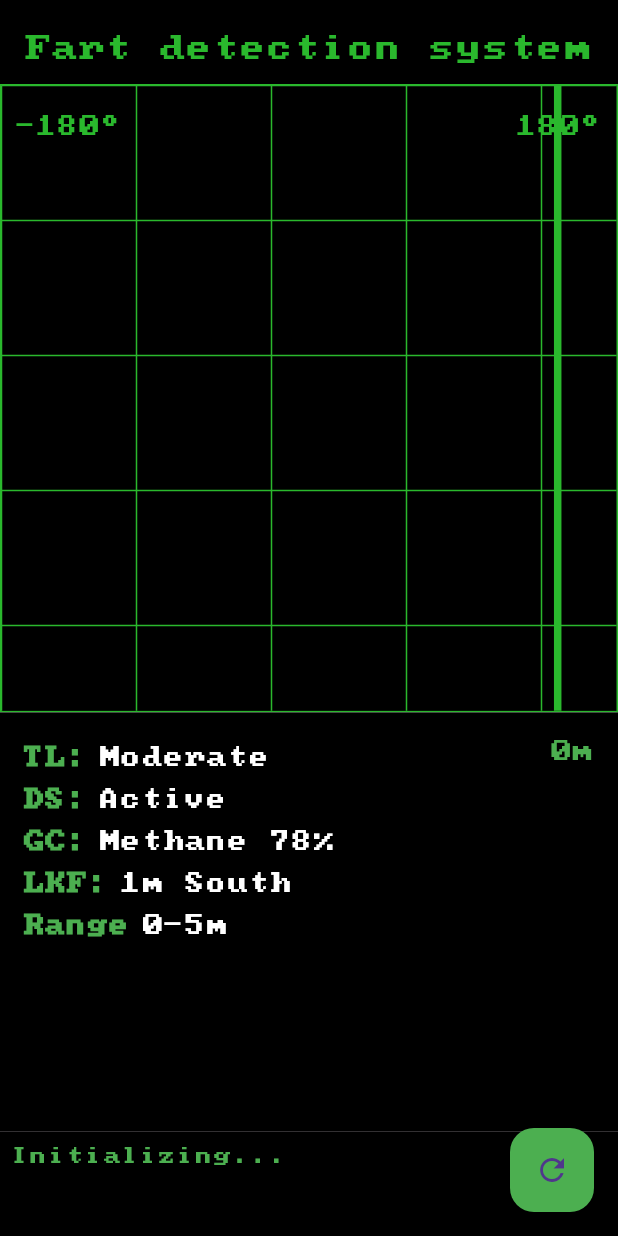
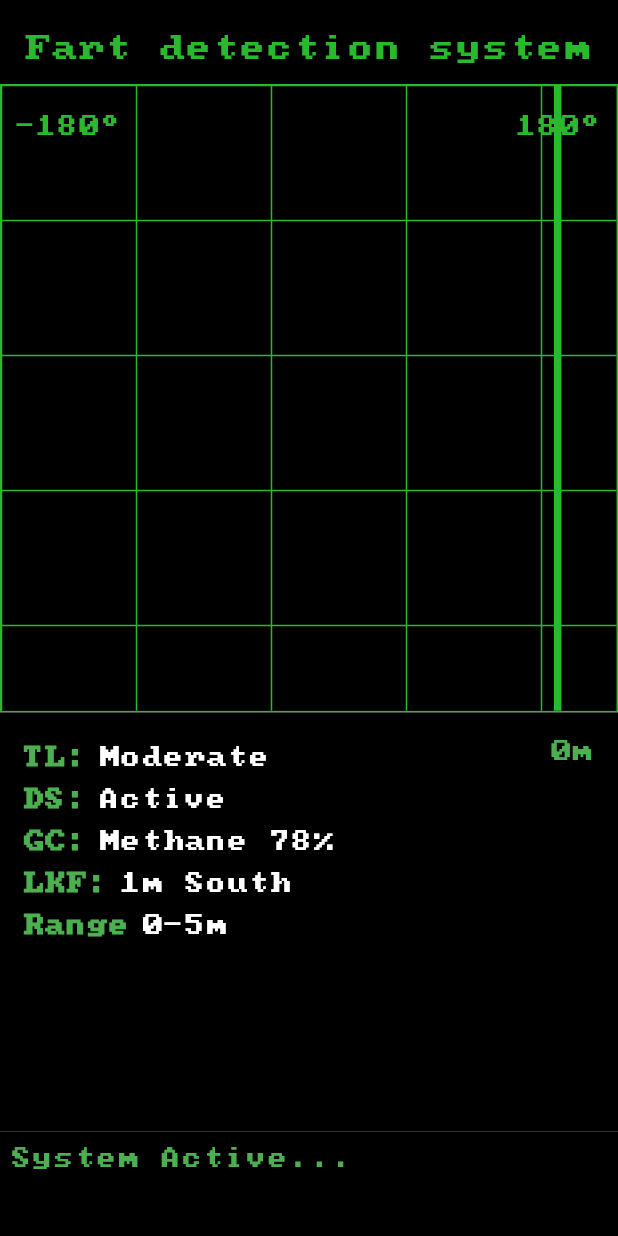
Before and after one commit to aomazic/fart_detector, a Flutter app: the screen it shows after launch, on a phone screen of 412 x 824 dp. Run offline on Flutter 3.47's test engine with Material 3 defaults, Android fonts, the light colour scheme and no system bars.

Commit message:
Made console messages string and not list

```diff
--- a/lib/pages/home.dart
+++ b/lib/pages/home.dart
@@ -25,7 +25,7 @@ class _HomePageState extends State<HomePage> with SingleTickerProviderStateMixin
   String lastKnownFart = '1m South';
 
   // Console messages
-  List<String> consoleMessages = ['Initializing...'];
+  String consoleMessage = 'System Active...';
 
   // List to track fart positions, heights, and sizes
   List<FartData> fartDataList = [];
@@ -74,7 +74,7 @@ class _HomePageState extends State<HomePage> with SingleTickerProviderStateMixin
       fadeOutFart(fartData);
 
       // Update the console and dynamic information
-      consoleMessages.add('New Fart Detected!');
+      consoleMessage = 'New Fart Detected!';
       threatLevel = 'High';
       detectionStatus = 'Detected at 3 o\'clock';
       gasComposition = 'Methane 95%';
@@ -113,11 +113,6 @@ class _HomePageState extends State<HomePage> with SingleTickerProviderStateMixin
     return Scaffold(
       appBar: buildAppBar(),
       body: buildBody(),
-      floatingActionButton: FloatingActionButton(
-        onPressed: detectFart, // Simulate a new detection on button press
-        backgroundColor: Colors.green,
-        child: const Icon(Icons.refresh),
-      ),
     );
   }
 
@@ -220,19 +215,16 @@ class _HomePageState extends State<HomePage> with SingleTickerProviderStateMixin
 
   Widget buildConsole() {
     return Container(
+      width: double.infinity,
       color: Colors.black,
       padding: const EdgeInsets.all(8.0),
-      child: ListView.builder(
-        itemCount: consoleMessages.length,
-        itemBuilder: (context, index) {
-          return Text(
-            consoleMessages[index],
-            style: const TextStyle(
-              color: Colors.green,
-              fontSize: 12,
-            ),
-          );
-        },
+      child: Text(
+        consoleMessage,
+        style: const TextStyle(
+          color: Colors.green,
+          fontSize: 14,
+        ),
+        textAlign: TextAlign.left,
       ),
     );
   }
```
